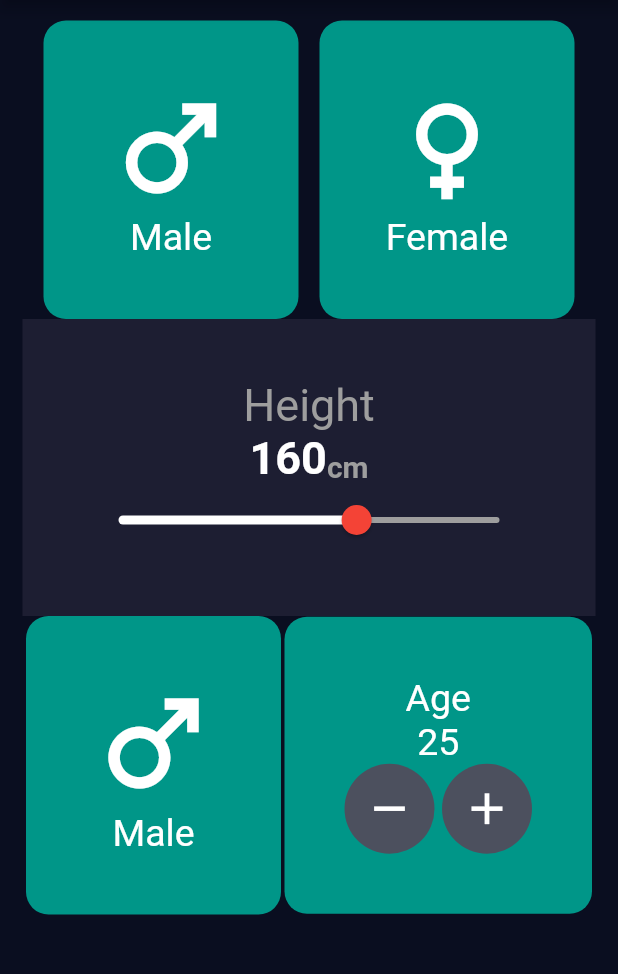
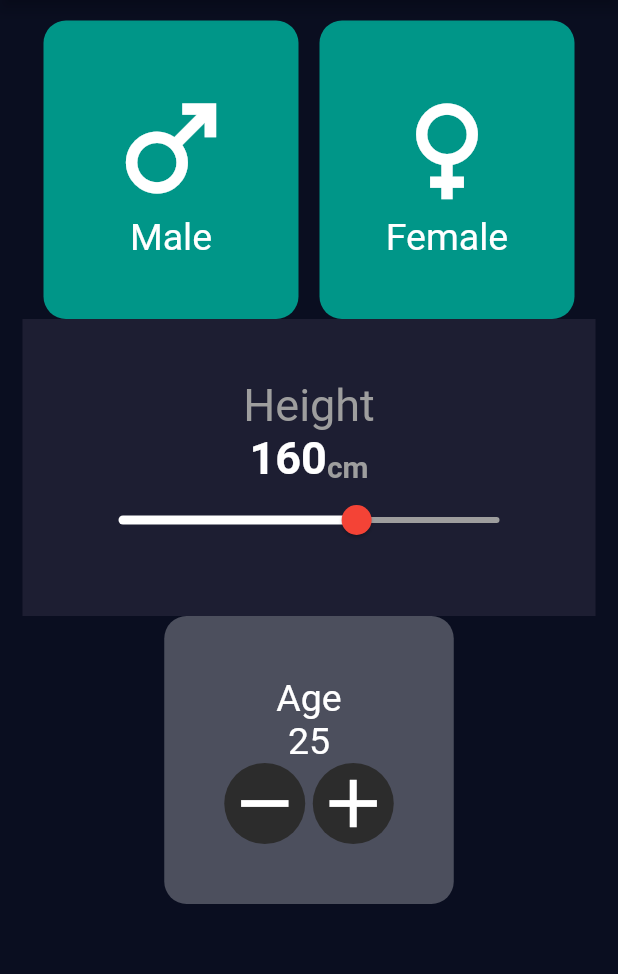
Before and after one commit to JanibekJali/american-dream---bmi_calculator, a Flutter app: the screen it shows after launch, on a phone screen of 412 x 824 dp, the part 86-1060 px from its top. Run offline on Flutter 3.47's test engine with Material 2 defaults, Android fonts, the phone set to English and light mode, and no system bars.

Commit message:
Circle button splash color done

```diff
--- a/lib/ui/home_ui.dart
+++ b/lib/ui/home_ui.dart
@@ -133,33 +133,8 @@ class _HomeUiState extends State<HomeUi> {
               mainAxisAlignment: MainAxisAlignment.spaceEvenly,
               children: [
                 Container(
-                  decoration: BoxDecoration(
-                      color: Colors.teal,
-                      borderRadius: BorderRadius.circular(15)),
-                  padding: const EdgeInsets.all(40),
-                  child: Column(
-                    children: const [
-                      Icon(
-                        Icons.male,
-                        size: 90,
-                        color: Colors.white,
-                      ),
-                      Text(
-                        'Male',
-                        style: TextStyle(
-                          fontSize: 25,
-                          color: Colors.white,
-                        ),
-                      )
-                    ],
-                  ),
-                ),
-                // const SizedBox(
-                //   width: 100,
-                // ),
-                Container(
                   decoration: const BoxDecoration(
-                      color: Colors.teal,
+                      color: Color(0xff4C4F5D),
                       borderRadius: BorderRadius.all(Radius.circular(15))),
                   padding: const EdgeInsets.all(40),
                   child: Column(
@@ -181,38 +156,50 @@ class _HomeUiState extends State<HomeUi> {
                       Row(
                         // mainAxisAlignment: MainAxisAlignment.spaceAround,
                         children: [
-                          InkWell(
+                          Container(
+                            // margin: const EdgeInsets.all(5.0),
+                            decoration: const BoxDecoration(
+                                color: Color(0xff2C2C2C),
+                                shape: BoxShape.circle),
+                            child: Material(
+                              color: Colors.transparent,
+                              child: InkWell(
+                                customBorder: const CircleBorder(),
                                 splashColor: Colors.red,
                                 onTap: () {
                                   setState(() {});
                                   age--;
                                 },
-                            child: const CircleAvatar(
-                              radius: 30,
-                              backgroundColor: Color(0xff4C505E),
-                              child: Icon(
+                                child: const Icon(
                                   Icons.remove,
-                                color: Color(0xffffffff),
-                                size: 35,
+                                  size: 54,
+                                  color: Colors.white,
+                                ),
                               ),
                             ),
                           ),
                           const SizedBox(
                             width: 5,
                           ),
-                          InkWell(
+                          Container(
+                            // margin: const EdgeInsets.all(5.0),
+                            decoration: const BoxDecoration(
+                                color: Color(0xff2C2C2C),
+                                shape: BoxShape.circle),
+                            child: Material(
+                              color: Colors.transparent,
+                              child: InkWell(
+                                customBorder: const CircleBorder(),
                                 splashColor: Colors.red,
                                 onTap: () {
                                   setState(() {});
-                              age++;
+                                  age--;
                                 },
-                            child: const CircleAvatar(
-                              radius: 30,
-                              backgroundColor: Color(0xff4C505E),
-                              child: Icon(
+                                child: const Icon(
                                   Icons.add,
-                                color: Color(0xffffffff),
-                                size: 35,
+                                  size: 54,
+                                  color: Colors.white,
+                                ),
                               ),
                             ),
                           ),
```
Lines whose indentation alone changed are shown as unchanged.
